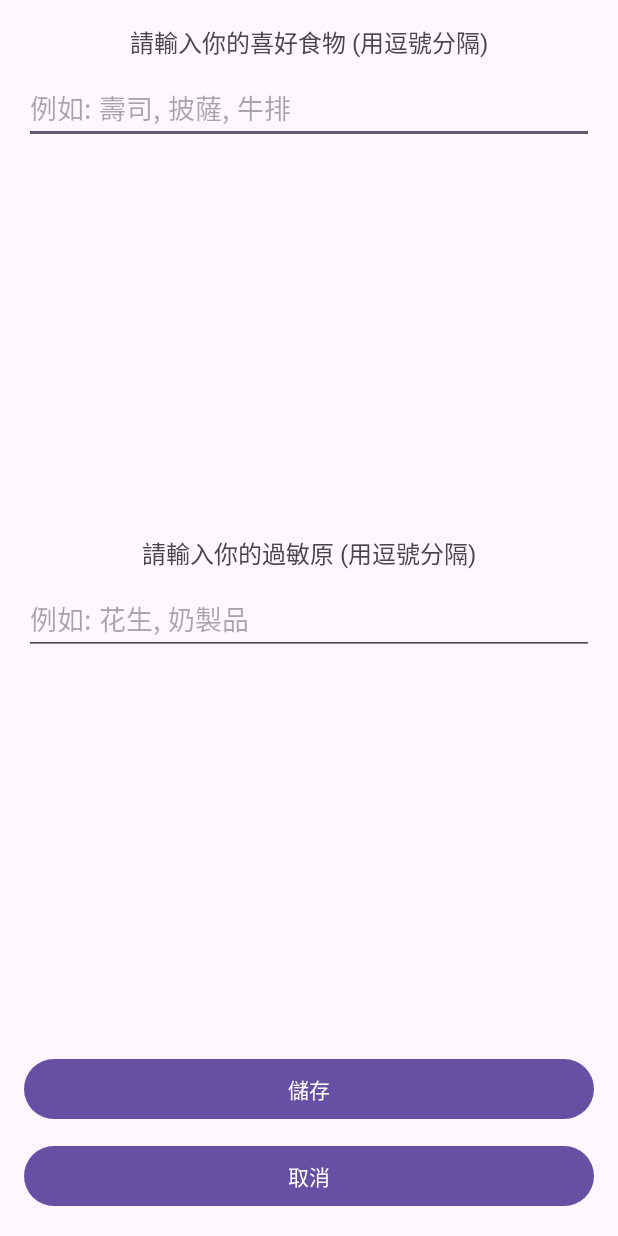
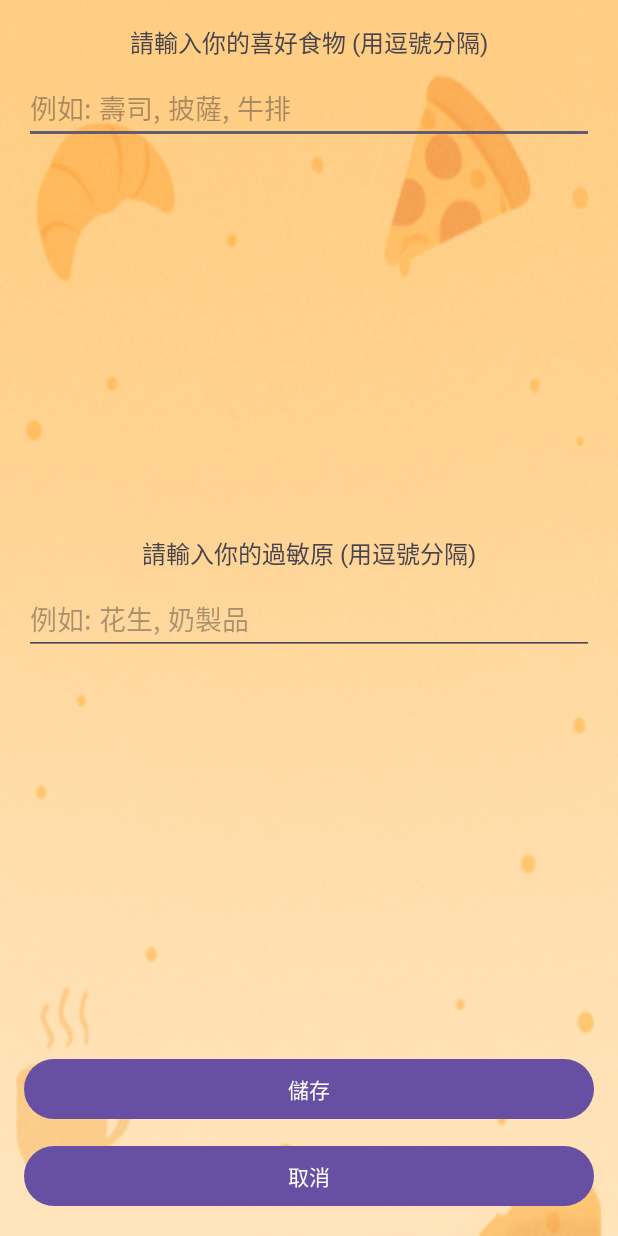
Before and after one commit to rich921222/android-dev, an Android app: the EditPreferencesActivity screen opened directly, with no data from a screen before it, on a phone screen of 412 x 824 dp. Run offline under Robolectric (Android 15) with nearby library versions, the light colour scheme and no system bars; our stand-ins replace Firebase (no records; nobody signed in at launch, a user with empty details on screens opened directly).

Commit message:
新增背景圖

```diff
--- a/app/src/main/java/com/example/dinner_app/EditPreferencesActivity.kt
+++ b/app/src/main/java/com/example/dinner_app/EditPreferencesActivity.kt
@@ -46,11 +46,11 @@ class EditPreferencesActivity : AppCompatActivity() {
         allergyRecyclerView = findViewById(R.id.allergyRecyclerView)
 
         // 設定 RecyclerView
-        foodAdapter = FoodAdapter(foodList,userRef,database,auth,{ food -> removeFood(food) },"food")
+        foodAdapter = FoodAdapter(foodList,{ food -> removeFood(food) })
         foodRecyclerView.layoutManager = LinearLayoutManager(this)
         foodRecyclerView.adapter = foodAdapter
 
-        allergyAdapter = FoodAdapter(allergyList, userRef, database, auth,{ allergy -> removeAllergy(allergy) }, "allergies")
+        allergyAdapter = FoodAdapter(allergyList,{ allergy -> removeAllergy(allergy) })
         allergyRecyclerView.layoutManager = LinearLayoutManager(this)
         allergyRecyclerView.adapter = allergyAdapter
 
--- a/app/src/main/java/com/example/dinner_app/RecommendActivity.kt
+++ b/app/src/main/java/com/example/dinner_app/RecommendActivity.kt
@@ -27,10 +27,15 @@ class RecommendActivity : AppCompatActivity() {
         resultTextView = findViewById(R.id.resultTextView)
         drawButton = findViewById(R.id.drawButton)
 
+        val currentUserEmail = com.google.firebase.auth.FirebaseAuth.getInstance().currentUser?.email ?: ""
         allEmails = MainActivity.sessionPartnerEmails
         Log.d("Recommend", "收到 Email 列表: $allEmails")
 
         if (allEmails.isNotEmpty()) {
+            loadAllUsersRatings()
+        }
+        else{
+            allEmails = listOf(currentUserEmail)
             loadAllUsersRatings()
         }
 
--- a/app/src/main/res/layout/activity_edit_preferences.xml
+++ b/app/src/main/res/layout/activity_edit_preferences.xml
@@ -3,7 +3,8 @@
     android:layout_height="match_parent"
     android:orientation="vertical"
     android:padding="16dp"
-    android:gravity="center">
+    android:gravity="center"
+    android:background="@drawable/edit_pref_background">
 
     <TextView
         android:layout_width="wrap_content"
--- a/app/src/main/res/layout/activity_login.xml
+++ b/app/src/main/res/layout/activity_login.xml
@@ -5,7 +5,8 @@
     xmlns:app="http://schemas.android.com/apk/res-auto"
     android:orientation="vertical"
     android:padding="30dp"
-    android:gravity="center">
+    android:gravity="center"
+    android:background="@drawable/edit_pref_background">  <!-- 背景圖片 -->
 
     <!-- 新增一個 ImageView 放在最上方 -->
     <com.google.android.material.imageview.ShapeableImageView
--- a/app/src/main/res/layout/activity_main.xml
+++ b/app/src/main/res/layout/activity_main.xml
@@ -4,7 +4,8 @@
     android:layout_height="match_parent"
     android:orientation="vertical"
     android:padding="16dp"
-    android:gravity="center">
+    android:gravity="center"
+    android:background="@drawable/edit_pref_background">
 
     <!-- 顯示歡迎訊息 -->
     <TextView
--- a/app/src/main/res/layout/activity_partner.xml
+++ b/app/src/main/res/layout/activity_partner.xml
@@ -4,7 +4,8 @@
     android:layout_height="match_parent"
     android:orientation="vertical"
     android:padding="16dp"
-    android:gravity="center">
+    android:gravity="center"
+    android:background="@drawable/edit_pref_background">
 
     <EditText
         android:id="@+id/inputEmail"
--- a/app/src/main/res/layout/activity_recommend.xml
+++ b/app/src/main/res/layout/activity_recommend.xml
@@ -4,7 +4,8 @@
     android:layout_height="match_parent"
     android:orientation="vertical"
     android:padding="24dp"
-    android:gravity="center">
+    android:gravity="center"
+    android:background="@drawable/edit_pref_background">
 
     <TextView
         android:id="@+id/resultTextView"
--- a/app/src/main/res/layout/activity_sign_up.xml
+++ b/app/src/main/res/layout/activity_sign_up.xml
@@ -3,7 +3,8 @@
     android:layout_width="match_parent"
     android:layout_height="match_parent"
     android:orientation="vertical"
-    android:padding="16dp">
+    android:padding="16dp"
+    android:background="@drawable/edit_pref_background">
 
     <EditText
         android:id="@+id/emailEditText"
```
Also changed, not shown: app/src/main/java/com/example/dinner_app/FoodAdapter.kt (+1 -41 lines), app/src/main/res/drawable/edit_pref_background.webp (added).
